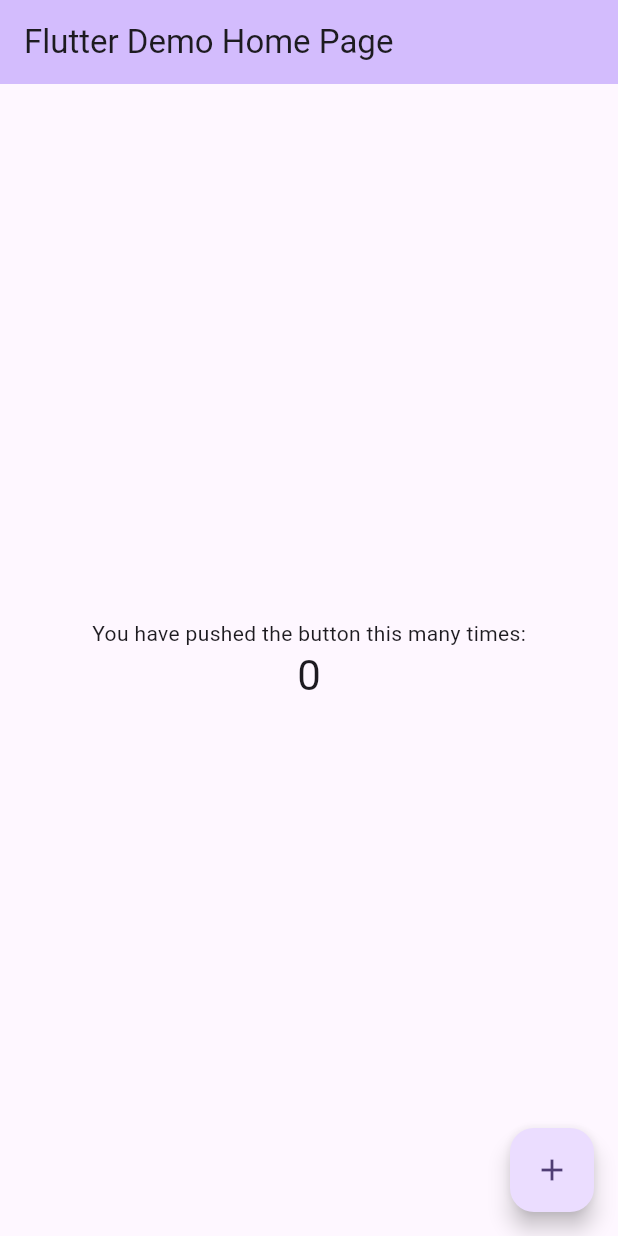
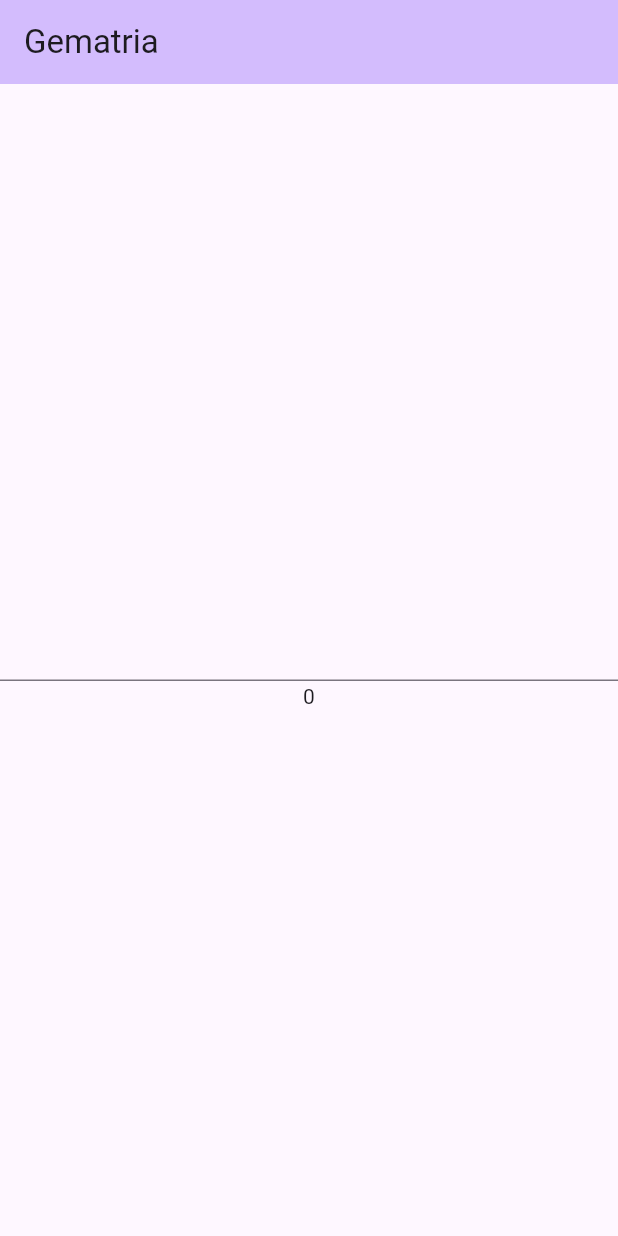
Before and after one commit to ZivFuchs/gematria, a Flutter app: the screen it shows after launch, on a phone screen of 412 x 824 dp. Run offline on Flutter 3.47's test engine with Material 2 defaults, Android fonts, the light colour scheme and no system bars.

Commit message:
added text input, simple gematria score

```diff
--- /dev/null
+++ b/lib/gematria.dart
@@ -0,0 +1,9 @@
+Map<String, int> simpleScores = {"a": 1, "b": 2, "c": 3, "d": 4, "e": 5, "f": 6, "g": 7, "h": 8, "i": 9,"j": 10,"k": 11,"l": 12,"m": 13,"n": 14,"o": 15,"p": 16,"q": 17,"r": 18,"s": 19,"t": 20,"u": 21,"v": 22,"w": 23,"x": 24, "y": 25,"z": 26};
+
+int calculateGematria(String word) {
+  int sum = 0;
+  for (int i = 0; i < word.length; i++) {
+    sum += simpleScores[word[i].toLowerCase()]!;
+  }
+  return sum;
+}
--- a/lib/main.dart
+++ b/lib/main.dart
@@ -1,4 +1,6 @@
 import 'package:flutter/material.dart';
+import 'package:flutter/services.dart';
+import './gematria.dart' show calculateGematria;
 
 void main() {
   runApp(const MyApp());
@@ -7,46 +9,21 @@
 class MyApp extends StatelessWidget {
   const MyApp({super.key});
 
-  // This widget is the root of your application.
   @override
   Widget build(BuildContext context) {
     return MaterialApp(
-      title: 'Flutter Demo',
+      title: 'Gematria',
       theme: ThemeData(
-        // This is the theme of your application.
-        //
-        // TRY THIS: Try running your application with "flutter run". You'll see
-        // the application has a blue toolbar. Then, without quitting the app,
-        // try changing the seedColor in the colorScheme below to Colors.green
-        // and then invoke "hot reload" (save your changes or press the "hot
-        // reload" button in a Flutter-supported IDE, or press "r" if you used
-        // the command line to start the app).
-        //
-        // Notice that the counter didn't reset back to zero; the application
-        // state is not lost during the reload. To reset the state, use hot
-        // restart instead.
-        //
-        // This works for code too, not just values: Most code changes can be
-        // tested with just a hot reload.
         colorScheme: ColorScheme.fromSeed(seedColor: Colors.deepPurple),
         useMaterial3: true,
       ),
-      home: const MyHomePage(title: 'Flutter Demo Home Page'),
+      home: const MyHomePage(title: 'Gematria'),
     );
   }
 }
 
 class MyHomePage extends StatefulWidget {
   const MyHomePage({super.key, required this.title});
-
-  // This widget is the home page of your application. It is stateful, meaning
-  // that it has a State object (defined below) that contains fields that affect
-  // how it looks.
-
-  // This class is the configuration for the state. It holds the values (in this
-  // case the title) provided by the parent (in this case the App widget) and
-  // used by the build method of the State. Fields in a Widget subclass are
-  // always marked "final".
 
   final String title;
 
@@ -55,71 +32,37 @@
 }
 
 class _MyHomePageState extends State<MyHomePage> {
-  int _counter = 0;
+  final TextEditingController controller = TextEditingController();
 
-  void _incrementCounter() {
+  String _queryWord = "";
+
+  void _setQueryWord(String word) {
     setState(() {
-      // This call to setState tells the Flutter framework that something has
-      // changed in this State, which causes it to rerun the build method below
-      // so that the display can reflect the updated values. If we changed
-      // _counter without calling setState(), then the build method would not be
-      // called again, and so nothing would appear to happen.
-      _counter++;
+      _queryWord = word;
     });
   }
 
   @override
   Widget build(BuildContext context) {
-    // This method is rerun every time setState is called, for instance as done
-    // by the _incrementCounter method above.
-    //
-    // The Flutter framework has been optimized to make rerunning build methods
-    // fast, so that you can just rebuild anything that needs updating rather
-    // than having to individually change instances of widgets.
     return Scaffold(
       appBar: AppBar(
-        // TRY THIS: Try changing the color here to a specific color (to
-        // Colors.amber, perhaps?) and trigger a hot reload to see the AppBar
-        // change color while the other colors stay the same.
         backgroundColor: Theme.of(context).colorScheme.inversePrimary,
-        // Here we take the value from the MyHomePage object that was created by
-        // the App.build method, and use it to set our appbar title.
         title: Text(widget.title),
       ),
       body: Center(
-        // Center is a layout widget. It takes a single child and positions it
-        // in the middle of the parent.
         child: Column(
-          // Column is also a layout widget. It takes a list of children and
-          // arranges them vertically. By default, it sizes itself to fit its
-          // children horizontally, and tries to be as tall as its parent.
-          //
-          // Column has various properties to control how it sizes itself and
-          // how it positions its children. Here we use mainAxisAlignment to
-          // center the children vertically; the main axis here is the vertical
-          // axis because Columns are vertical (the cross axis would be
-          // horizontal).
-          //
-          // TRY THIS: Invoke "debug painting" (choose the "Toggle Debug Paint"
-          // action in the IDE, or press "p" in the console), to see the
-          // wireframe for each widget.
           mainAxisAlignment: MainAxisAlignment.center,
           children: <Widget>[
-            const Text(
-              'You have pushed the button this many times:',
+            TextField(
+              onChanged: (newWord) => {_setQueryWord(newWord)},
+              inputFormatters: [FilteringTextInputFormatter.allow(RegExp(r"[a-zA-Z0-9]*$"))],
             ),
             Text(
-              '$_counter',
-              style: Theme.of(context).textTheme.headlineMedium,
-            ),
+              calculateGematria(_queryWord).toString()
+            )
           ],
         ),
       ),
-      floatingActionButton: FloatingActionButton(
-        onPressed: _incrementCounter,
-        tooltip: 'Increment',
-        child: const Icon(Icons.add),
-      ), // This trailing comma makes auto-formatting nicer for build methods.
     );
   }
 }
```
